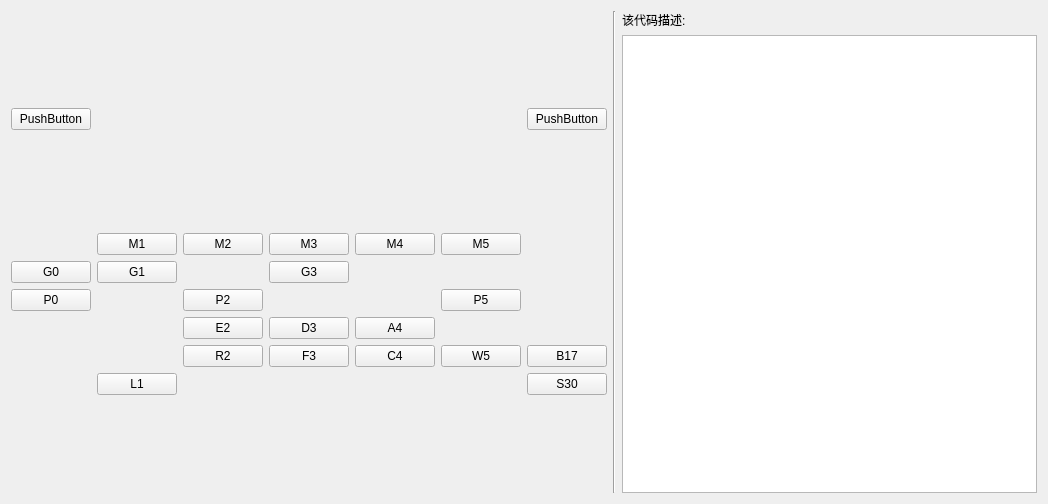
Qt form mod_widget.ui (yukuan1991/mod_project) before a commit.
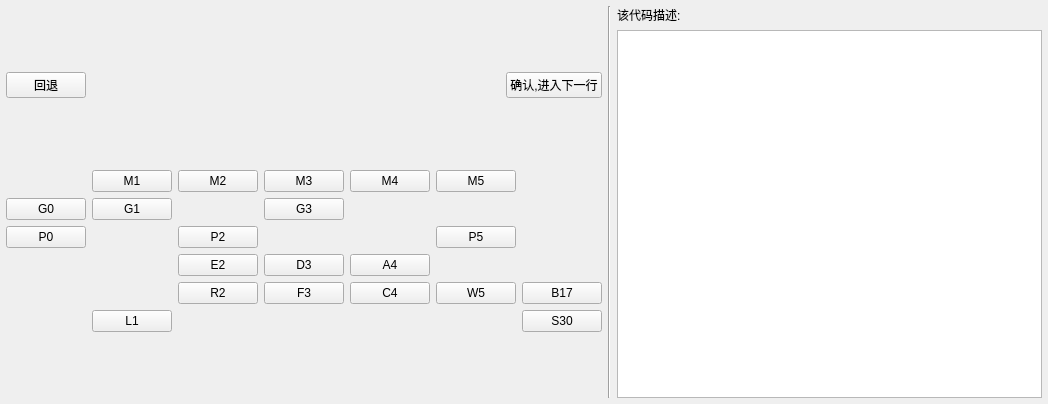
The same form after that commit.

Diff of the .ui file:
```diff
--- a/mod_widget.ui
+++ b/mod_widget.ui
@@ -7,23 +7,62 @@
     <x>0</x>
     <y>0</y>
     <width>1048</width>
-    <height>504</height>
+    <height>404</height>
    </rect>
   </property>
   <property name="windowTitle">
    <string>Form</string>
   </property>
   <layout class="QHBoxLayout" name="horizontalLayout_3">
+   <property name="spacing">
+    <number>0</number>
+   </property>
+   <property name="leftMargin">
+    <number>0</number>
+   </property>
+   <property name="topMargin">
+    <number>0</number>
+   </property>
+   <property name="rightMargin">
+    <number>0</number>
+   </property>
+   <property name="bottomMargin">
+    <number>0</number>
+   </property>
    <item>
-    <layout class="QHBoxLayout" name="horizontalLayout_2">
+    <layout class="QHBoxLayout" name="horizontalLayout_2" stretch="5,0,5">
+     <property name="spacing">
+      <number>6</number>
+     </property>
+     <property name="leftMargin">
+      <number>6</number>
+     </property>
+     <property name="topMargin">
+      <number>6</number>
+     </property>
+     <property name="rightMargin">
+      <number>6</number>
+     </property>
+     <property name="bottomMargin">
+      <number>6</number>
+     </property>
      <item>
-      <layout class="QVBoxLayout" name="verticalLayout">
+      <layout class="QVBoxLayout" name="verticalLayout" stretch="1,10">
        <item>
         <layout class="QHBoxLayout" name="horizontalLayout">
+         <property name="spacing">
+          <number>6</number>
+         </property>
+         <property name="leftMargin">
+          <number>0</number>
+         </property>
+         <property name="topMargin">
+          <number>0</number>
+         </property>
          <item>
           <widget class="QPushButton" name="pushButton">
            <property name="text">
-            <string>PushButton</string>
+            <string>回退</string>
            </property>
           </widget>
          </item>
@@ -43,7 +82,7 @@
          <item>
           <widget class="QPushButton" name="pushButton_2">
            <property name="text">
-            <string>PushButton</string>
+            <string>确认,进入下一行</string>
            </property>
           </widget>
          </item>
```
Left out of the diff: 46 changed lines with no effect on the pictures.
